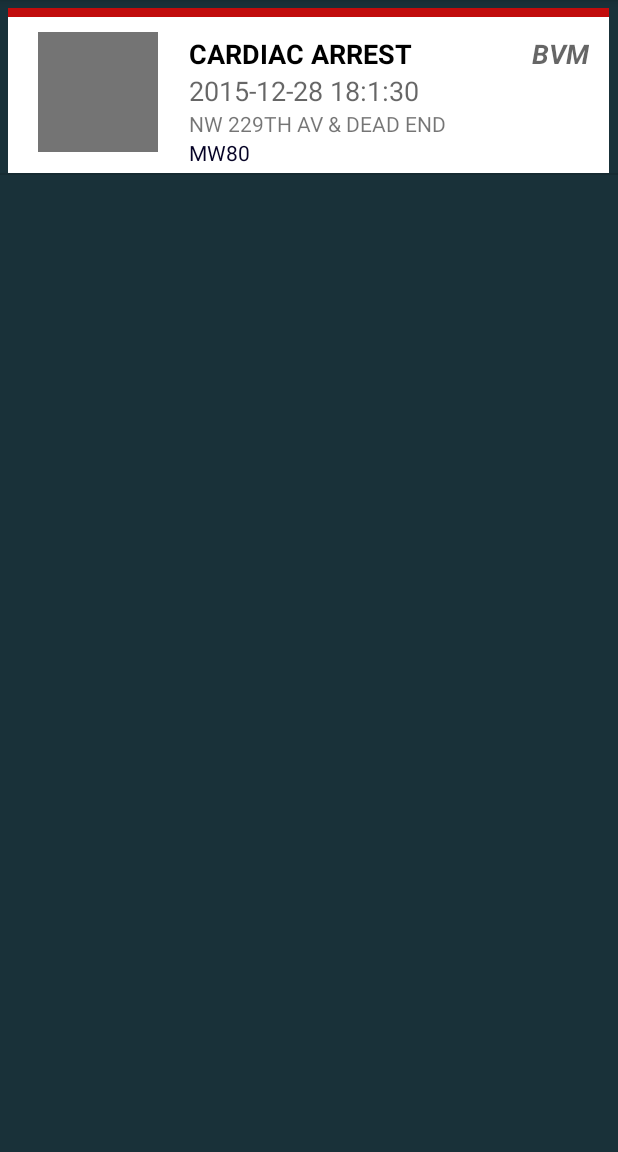
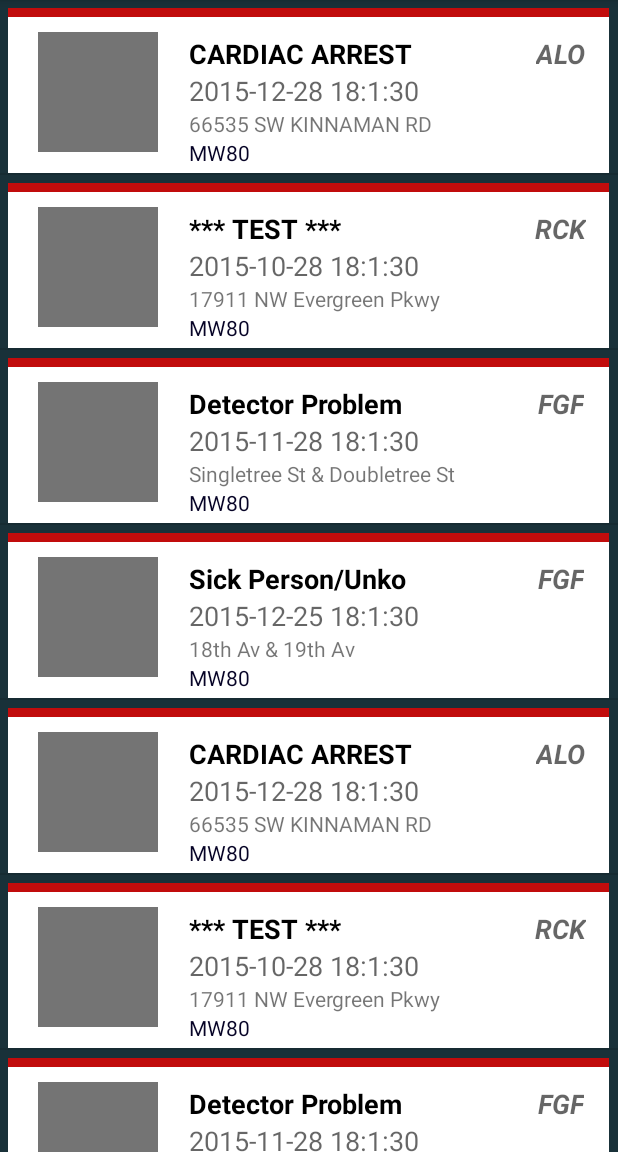
Before and after one commit to Brandantl/Oregon-9-1-1-Mobile, an Android app: the screen it shows after launch (MainActivity), on a phone screen of 412 x 824 dp, the part 84-1236 px from its top. Run offline under Robolectric (Android 15) with nearby library versions, the phone set to English and light mode, and no system bars.

Commit message:
Dummy data

```diff
--- a/Oregon9-1-1/app/src/main/java/net/oregon91/cad/oregon9_1_1/MainActivity.java
+++ b/Oregon9-1-1/app/src/main/java/net/oregon91/cad/oregon9_1_1/MainActivity.java
@@ -9,15 +9,15 @@ import android.widget.ListView;
 
 import cad.oregon911.net.Incident;
 import cad.oregon911.net.IncidentManager;
+import cad.oregon911.net.Oregon911;
 import cad.oregon911.net.callinfo;
 import cad.oregon911.net.timestamp;
 
 public class MainActivity extends AppCompatActivity {
-
-    IncidentManager intman;
+    Oregon911 OR911;
 
     public MainActivity() {
-        intman = new IncidentManager();
+        OR911 = new Oregon911();
     }
 
     @Override
@@ -25,9 +25,20 @@ public class MainActivity extends AppCompatActivity {
         super.onCreate(savedInstanceState);
         setContentView(R.layout.activity_main);
 
-        createTestCalls();
+        createTestCall(151204891, "CARDIAC ARREST", "66535 SW KINNAMAN RD", new timestamp(2015, 12, 28, 18, 1, 30), "ALO");
+        createTestCall(151204892, "*** TEST ***", "17911 NW Evergreen Pkwy", new timestamp(2015,10,28,18,1,30), "RCK" );
+        createTestCall(151204893, "Detector Problem", "Singletree St & Doubletree St", new timestamp(2015, 11, 28, 18, 1, 30), "FGF");
+        createTestCall(151204893, "Sick Person/Unko", "18th Av & 19th Av", new timestamp(2015, 12, 25, 18, 1, 30), "FGF");
+        createTestCall(151204891, "CARDIAC ARREST", "66535 SW KINNAMAN RD", new timestamp(2015, 12, 28, 18, 1, 30), "ALO");
+        createTestCall(151204892, "*** TEST ***", "17911 NW Evergreen Pkwy", new timestamp(2015,10,28,18,1,30), "RCK" );
+        createTestCall(151204893, "Detector Problem", "Singletree St & Doubletree St", new timestamp(2015,11,28,18,1,30), "FGF" );
+        createTestCall(151204893, "Sick Person/Unko", "18th Av & 19th Av", new timestamp(2015,12,25,18,1,30), "FGF" );
+        createTestCall(151204891, "CARDIAC ARREST", "66535 SW KINNAMAN RD", new timestamp(2015, 12, 28, 18, 1, 30), "ALO");
+        createTestCall(151204892, "*** TEST ***", "17911 NW Evergreen Pkwy", new timestamp(2015,10,28,18,1,30), "RCK" );
+        createTestCall(151204893, "Detector Problem", "Singletree St & Doubletree St", new timestamp(2015,11,28,18,1,30), "FGF" );
+        createTestCall(151204893, "Sick Person/Unko", "18th Av & 19th Av", new timestamp(2015,12,25,18,1,30), "FGF" );
 
-        ListAdapter CallListAdapt = new CallListAdapter(this,intman.getList() );
+        ListAdapter CallListAdapt = new CallListAdapter(this,OR911.getIntMan().getList() );
         ListView CLV = (ListView) findViewById(R.id.CallListView);
         CLV.setAdapter(CallListAdapt);
 
@@ -35,26 +46,16 @@ public class MainActivity extends AppCompatActivity {
 
     }
 
-    private void createTestCalls() {
-        // Get Data from class
-        int    single_callNumber = 1010101;
-        String single_callSum = "CARDIAC ARREST";
-        String single_station = "BVM";
-        String single_timedate = "2015-12-28 17:45:44";
-        String single_address = "NW 229TH AV & DEAD END";
-        String single_units = "<font color=\"" + ContextCompat.getColor(this, R.color.enroute) + "\">" + "MW80" + "</font>";
-
+    private void createTestCall(int callNumber, String callSum, String address, timestamp ts, String station) {
         Incident oops = new Incident();
         callinfo callheader = new callinfo();
-
-        timestamp ts = new timestamp(2015,12,28,18,1,30);
-        callheader.setCallNumber(single_callNumber);
-        callheader.setCallSum(single_callSum);
-        callheader.setAddress(single_address);
-        callheader.setStation(single_station);
+        callheader.setCallNumber(callNumber);
+        callheader.setCallSum(callSum);
+        callheader.setAddress(address);
+        callheader.setStation(station);
         callheader.setTs(ts);
         oops.setCallInfo(callheader);
-        intman.addIncident(oops);
+        OR911.getIntMan().addIncident(oops);
     }
 
 }
```
